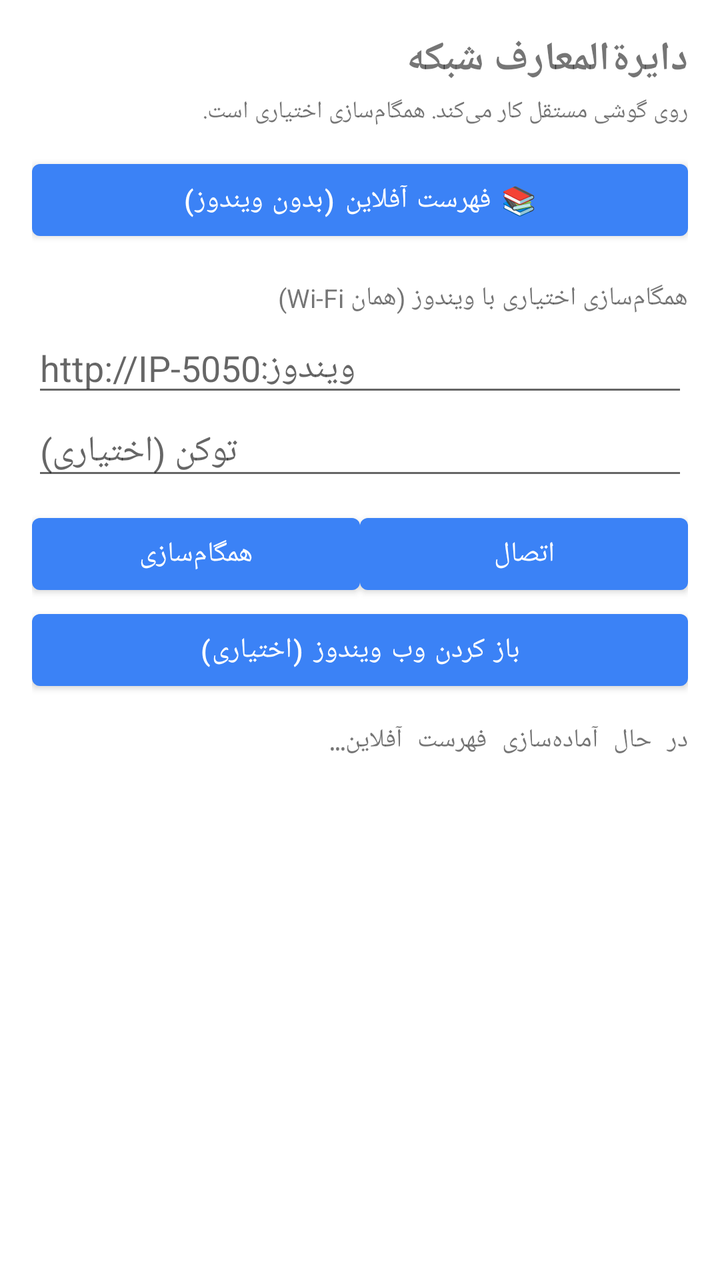
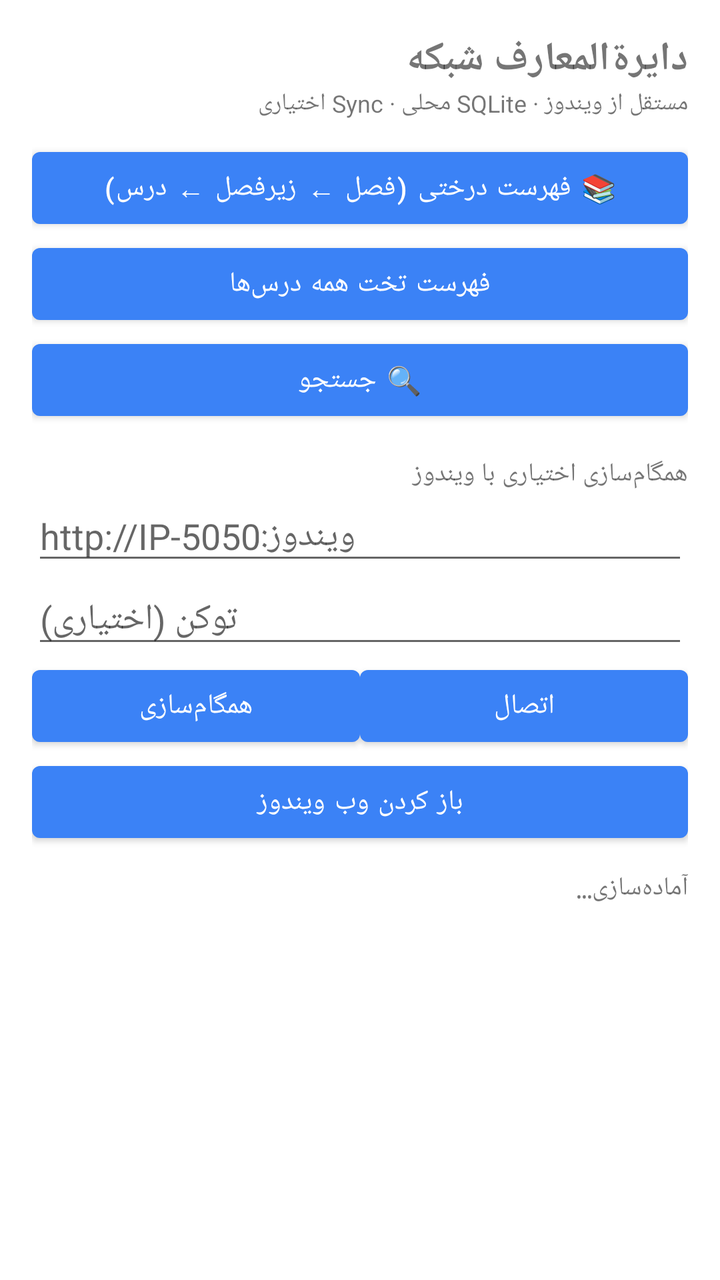

The first picture is an Android layout as it rendered before a commit; the second is the same layout after the commit. The layout source and the unified diff follow.
<!-- AndroidManifest.xml: application theme Theme.NetEnc -->
<!-- res/layout/activity_main.xml -->
<?xml version="1.0" encoding="utf-8"?>
<LinearLayout xmlns:android="http://schemas.android.com/apk/res/android"
    android:layout_width="match_parent"
    android:layout_height="match_parent"
    android:orientation="vertical"
    android:padding="16dp"
    android:layoutDirection="rtl">

    <TextView
        android:layout_width="match_parent"
        android:layout_height="wrap_content"
        android:text="دایرةالمعارف شبکه"
        android:textSize="20sp"
        android:textStyle="bold"
        android:paddingBottom="4dp" />

    <TextView
        android:layout_width="match_parent"
        android:layout_height="wrap_content"
        android:text="روی گوشی مستقل کار می‌کند. همگام‌سازی اختیاری است."
        android:textSize="12sp"
        android:paddingBottom="12dp" />

    <Button
        android:id="@+id/btnCatalog"
        android:layout_width="match_parent"
        android:layout_height="wrap_content"
        android:text="📚 فهرست آفلاین (بدون ویندوز)" />

    <TextView
        android:layout_width="match_parent"
        android:layout_height="wrap_content"
        android:text="همگام‌سازی اختیاری با ویندوز (همان Wi‑Fi)"
        android:textSize="13sp"
        android:paddingTop="16dp"
        android:paddingBottom="4dp" />

    <EditText
        android:id="@+id/hostInput"
        android:layout_width="match_parent"
        android:layout_height="wrap_content"
        android:hint="http://IP-ویندوز:5050"
        android:inputType="textUri"
        android:layoutDirection="ltr"
        android:textAlignment="viewStart" />

    <EditText
        android:id="@+id/tokenInput"
        android:layout_width="match_parent"
        android:layout_height="wrap_content"
        android:hint="توکن (اختیاری)"
        android:inputType="textPassword" />

    <LinearLayout
        android:layout_width="match_parent"
        android:layout_height="wrap_content"
        android:orientation="horizontal"
        android:paddingTop="8dp">

        <Button
            android:id="@+id/btnHello"
            android:layout_width="0dp"
            android:layout_height="wrap_content"
            android:layout_weight="1"
            android:text="اتصال" />

        <Button
            android:id="@+id/btnSync"
            android:layout_width="0dp"
            android:layout_height="wrap_content"
            android:layout_weight="1"
            android:text="همگام‌سازی" />
    </LinearLayout>

    <Button
        android:id="@+id/btnOpenWeb"
        android:layout_width="match_parent"
        android:layout_height="wrap_content"
        android:text="باز کردن وب ویندوز (اختیاری)" />

    <ScrollView
        android:layout_width="match_parent"
        android:layout_height="0dp"
        android:layout_weight="1"
        android:paddingTop="12dp">

        <TextView
            android:id="@+id/logView"
            android:layout_width="match_parent"
            android:layout_height="wrap_content"
            android:textIsSelectable="true"
            android:textSize="13sp"
            android:typeface="monospace"
            android:text="در حال آماده‌سازی فهرست آفلاین…" />
    </ScrollView>
</LinearLayout>
<!-- resources referenced by this layout -->
<resources>
  <style name="Theme.NetEnc" parent="Theme.MaterialComponents.DayNight.DarkActionBar">
          <item name="colorPrimary">#3B82F6</item>
          <item name="colorPrimaryVariant">#1E3A5F</item>
          <item name="colorOnPrimary">#FFFFFF</item>
          <item name="android:statusBarColor">#0F1419</item>
      </style>
</resources>

<!-- the commit's change to res/layout/activity_main.xml (unified diff, before → after) -->
@@ -11,29 +11,39 @@
         android:layout_height="wrap_content"
         android:text="دایرةالمعارف شبکه"
         android:textSize="20sp"
-        android:textStyle="bold"
-        android:paddingBottom="4dp" />
+        android:textStyle="bold" />
 
     <TextView
         android:layout_width="match_parent"
         android:layout_height="wrap_content"
-        android:text="روی گوشی مستقل کار می‌کند. همگام‌سازی اختیاری است."
+        android:text="مستقل از ویندوز · SQLite محلی · Sync اختیاری"
         android:textSize="12sp"
-        android:paddingBottom="12dp" />
+        android:paddingBottom="10dp" />
+
+    <Button
+        android:id="@+id/btnTree"
+        android:layout_width="match_parent"
+        android:layout_height="wrap_content"
+        android:text="📚 فهرست درختی (فصل ← زیرفصل ← درس)" />
 
     <Button
         android:id="@+id/btnCatalog"
         android:layout_width="match_parent"
         android:layout_height="wrap_content"
-        android:text="📚 فهرست آفلاین (بدون ویندوز)" />
+        android:text="فهرست تخت همه درس‌ها" />
+
+    <Button
+        android:id="@+id/btnSearch"
+        android:layout_width="match_parent"
+        android:layout_height="wrap_content"
+        android:text="🔍 جستجو" />
 
     <TextView
         android:layout_width="match_parent"
         android:layout_height="wrap_content"
-        android:text="همگام‌سازی اختیاری با ویندوز (همان Wi‑Fi)"
+        android:text="همگام‌سازی اختیاری با ویندوز"
         android:textSize="13sp"
-        android:paddingTop="16dp"
-        android:paddingBottom="4dp" />
+        android:paddingTop="14dp" />
 
     <EditText
         android:id="@+id/hostInput"
@@ -54,36 +64,22 @@
     <LinearLayout
         android:layout_width="match_parent"
         android:layout_height="wrap_content"
-        android:orientation="horizontal"
-        android:paddingTop="8dp">
-
-        <Button
-            android:id="@+id/btnHello"
-            android:layout_width="0dp"
-            android:layout_height="wrap_content"
-            android:layout_weight="1"
-            android:text="اتصال" />
-
-        <Button
-            android:id="@+id/btnSync"
-            android:layout_width="0dp"
-            android:layout_height="wrap_content"
-            android:layout_weight="1"
-            android:text="همگام‌سازی" />
+        android:orientation="horizontal">
+        <Button android:id="@+id/btnHello" android:layout_width="0dp" android:layout_height="wrap_content" android:layout_weight="1" android:text="اتصال" />
+        <Button android:id="@+id/btnSync" android:layout_width="0dp" android:layout_height="wrap_content" android:layout_weight="1" android:text="همگام‌سازی" />
     </LinearLayout>
 
     <Button
         android:id="@+id/btnOpenWeb"
         android:layout_width="match_parent"
         android:layout_height="wrap_content"
-        android:text="باز کردن وب ویندوز (اختیاری)" />
+        android:text="باز کردن وب ویندوز" />
 
     <ScrollView
         android:layout_width="match_parent"
         android:layout_height="0dp"
         android:layout_weight="1"
-        android:paddingTop="12dp">
-
+        android:paddingTop="10dp">
         <TextView
             android:id="@+id/logView"
             android:layout_width="match_parent"
@@ -91,6 +87,6 @@
             android:textIsSelectable="true"
             android:textSize="13sp"
             android:typeface="monospace"
-            android:text="در حال آماده‌سازی فهرست آفلاین…" />
+            android:text="آماده‌سازی…" />
     </ScrollView>
 </LinearLayout>
